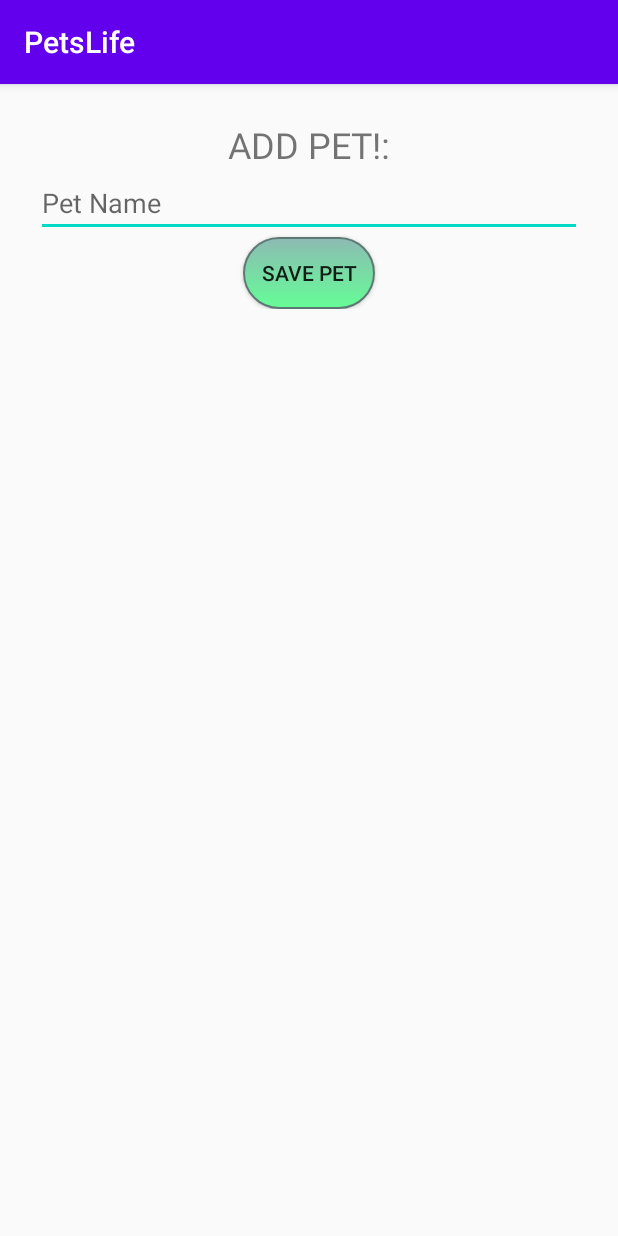
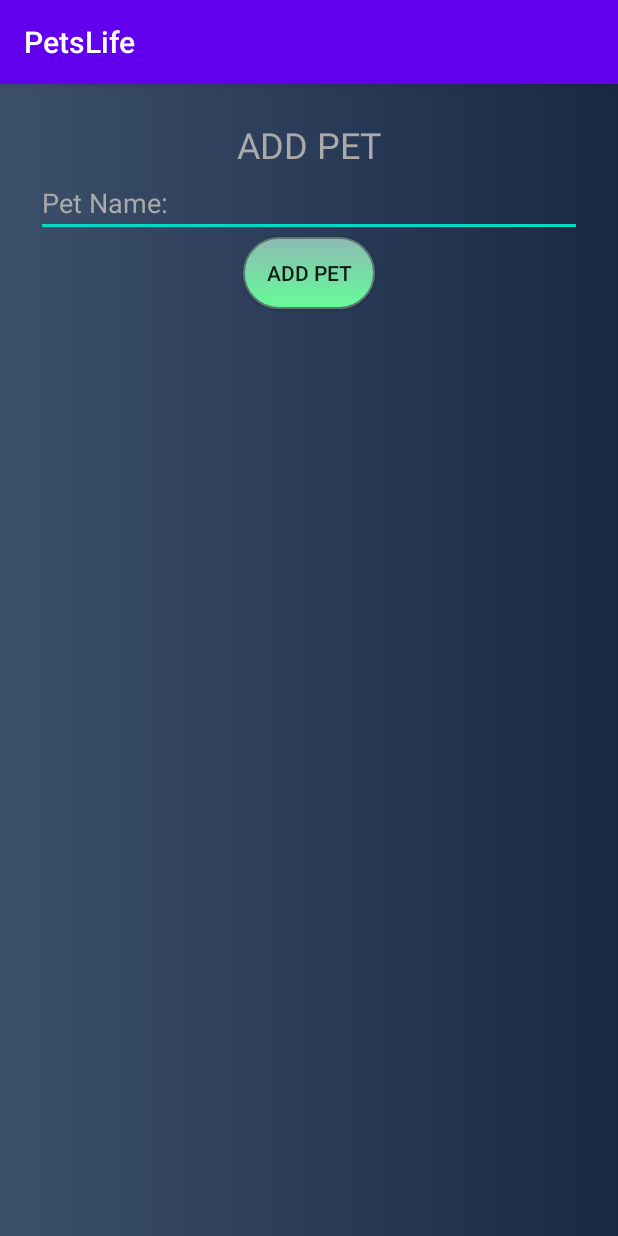
Before and after one commit to liorjan/MyPetsLife, an Android app: the CreatePetActivity screen opened directly, with no data from a screen before it, on a phone screen of 412 x 824 dp. Run offline under Robolectric (Android 15) with nearby library versions, the phone set to English and light mode, and no system bars.

Commit message:
step_09=29.3.20 RecyclerView finish

```diff
--- a/app/src/main/java/com/example/petslife/activities/ProfileActivity.java
+++ b/app/src/main/java/com/example/petslife/activities/ProfileActivity.java
@@ -38,7 +38,7 @@ public class ProfileActivity extends AppCompatActivity {
         adapter = new PetsAdapter(DataManager.getInstance().getPets());
         recyclerView.setAdapter(adapter);
         adapter.setListener(pet->{
-             Toast.makeText(this, pet.getName(), Toast.LENGTH_SHORT).show();
+             Toast.makeText(this , pet.getName(), Toast.LENGTH_SHORT).show();
         });
 
         FloatingActionButton fab = findViewById(R.id.fab);
--- a/app/src/main/res/layout/activity_pet_create.xml
+++ b/app/src/main/res/layout/activity_pet_create.xml
@@ -3,31 +3,34 @@
     xmlns:android="http://schemas.android.com/apk/res/android"
     android:orientation="vertical"
     android:layout_width="match_parent"
-    android:layout_height="wrap_content"
+    android:layout_height="match_parent"
+    android:background="@drawable/gradient"
     android:padding="24dp">
 
     <TextView
         android:id="@+id/add_pet"
         android:layout_width="match_parent"
         android:layout_height="wrap_content"
-        android:text="ADD PET!:"
+        android:text="ADD PET"
         android:textAlignment="center"
+        android:textColor="#AAAAAA"
         android:textSize="24sp"/>
 
     <com.google.android.material.textfield.TextInputEditText
         android:id="@+id/pet_name"
         android:layout_width="match_parent"
         android:layout_height="wrap_content"
-        android:hint="Pet Name"
-        />
+        android:hint="Pet Name:"
+        android:textColor="#fff"
+        android:textColorHint="#AAAAAA"/>
 
     <Button
         android:id="@+id/save_user"
         android:layout_width="wrap_content"
         android:layout_height="wrap_content"
+        android:layout_gravity="center"
         android:background="@drawable/mybutton"
-        android:text="Save Pet"
-        android:layout_gravity="center"/>
+        android:text="Add Pet" />
 
 
 </LinearLayout>
--- a/app/src/main/res/layout/activity_profile4.xml
+++ b/app/src/main/res/layout/activity_profile4.xml
@@ -5,6 +5,7 @@
     xmlns:tools="http://schemas.android.com/tools"
     android:layout_width="match_parent"
     android:layout_height="match_parent"
+    android:background="@drawable/gradient"
     tools:context=".activities.ProfileActivity">
 
     <androidx.recyclerview.widget.RecyclerView
--- a/app/src/main/res/values/strings.xml
+++ b/app/src/main/res/values/strings.xml
@@ -12,5 +12,8 @@
 
     <string name="hello_first_fragment">Hello first fragment</string>
     <string name="hello_second_fragment">Hello second fragment. Arg: %1$s</string>
+    <string name="todo">TODO</string>
+    <string name="welcome_to_mypetslife">welcome to MyPetsLife</string>
+    <string name="password">Password</string>
 
 </resources>
```
Also changed, not shown: app/src/main/res/layout/activity_main.xml (+4 -4 lines).
